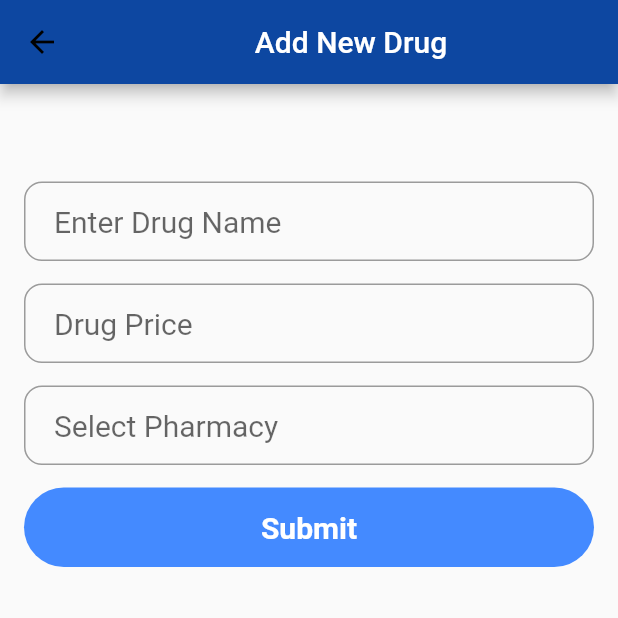
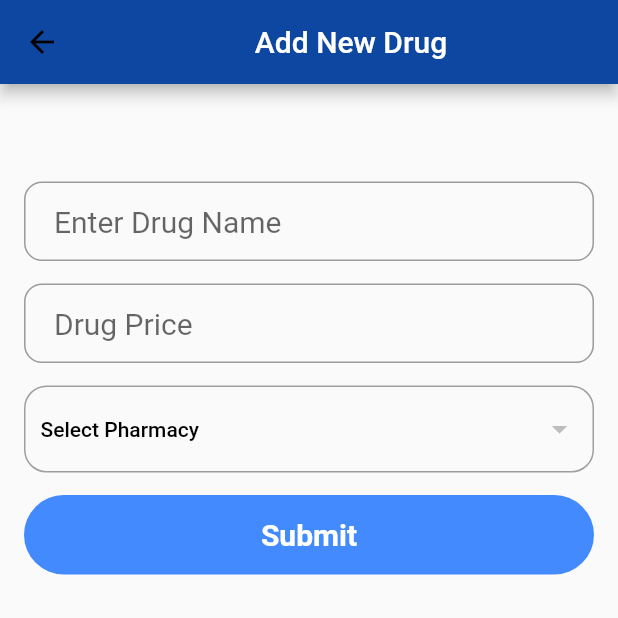
Before and after one commit to keptac/pharmifind, a Flutter app: the AddDrugs screen opened directly, after a tap on "Submit", on a phone screen of 412 x 824 dp, the top half of it. Run offline on Flutter 3.47's test engine with Material 2 defaults, Android fonts, the phone set to English and light mode, and no system bars; our stand-ins replace font_awesome_flutter, google_maps_flutter, localstorage, location; missing offline and left inert: geocoder; network calls fail; Roboto replaces fonts that are missing (Montserrat).

Commit message:
add pharmacies drop down

```diff
--- a/lib/admin/addDrug.dart
+++ b/lib/admin/addDrug.dart
@@ -1,4 +1,6 @@
 import 'package:flutter/material.dart';
+import 'package:pharmifind/pharmacies/locations.dart';
+import 'package:pharmifind/pharmacies/pharmacy_services.dart';
 import 'adminServices.dart';
 
 class AddDrugs extends StatefulWidget {
@@ -9,15 +11,18 @@ class AddDrugs extends StatefulWidget {
 class AddDrugsState extends State<AddDrugs> {
   GlobalKey<ScaffoldState> _scaffoldKey;
   var _drugName = TextEditingController();
-  var _pharmacy = TextEditingController();
   var _price = TextEditingController();
   var errorMsg = '';
+  Pharmacy selectedPharmacy;
+  List<Pharmacy> _pharmacies;
+
   TextStyle style = TextStyle(fontFamily: 'Montserrat', fontSize: 20.0);
 
   @override
   void initState() {
     super.initState();
     _scaffoldKey = GlobalKey();
+    _getPharmacies();
   }
 
   void _showSnackBar(context, message) {
@@ -28,9 +33,18 @@ class AddDrugsState extends State<AddDrugs> {
     );
   }
 
+  void _getPharmacies() {
+    PharmacyService.getPharmacies().then((pharmacies) {
+      setState(() {
+        _pharmacies = pharmacies;
+      });
+      print("Length ${pharmacies.length}");
+    });
+  }
+
   void _addNewDrug() {
     print("Adding drug");
-    AdminServices.addNewDrug(_drugName.text, _price.text, _pharmacy.text)
+    AdminServices.addNewDrug(_drugName.text, _price.text, selectedPharmacy.id)
         .then((response) {
       if (response == "success") {
         this.setState(() {
@@ -45,6 +59,46 @@ class AddDrugsState extends State<AddDrugs> {
   @override
   Widget build(BuildContext context) {
     Size deviceSize = MediaQuery.of(context).size;
+
+    final pharmaciesDropDown = Container(
+      padding: const EdgeInsets.symmetric(vertical: 4, horizontal: 10),
+      decoration: BoxDecoration(
+        borderRadius: BorderRadius.circular(15),
+        border: Border.all(
+          color: Colors.grey,
+          width: 1,
+        ),
+      ),
+      child: DropdownButton<Pharmacy>(
+        focusColor: Colors.white,
+        underline: Container(
+          margin: EdgeInsets.all(20),
+        ),
+        value: selectedPharmacy,
+        isExpanded: true,
+        style: TextStyle(color: Colors.white),
+        iconEnabledColor: Colors.black,
+        items: _pharmacies.map<DropdownMenuItem<Pharmacy>>((var pharmacy) {
+          return DropdownMenuItem<Pharmacy>(
+            value: pharmacy,
+            child: Text(
+              pharmacy.name,
+              style: TextStyle(color: Colors.black),
+            ),
+          );
+        }).toList(),
+        hint: Text(
+          "Select Pharmacy",
+          style: TextStyle(
+              color: Colors.black, fontSize: 14, fontWeight: FontWeight.w500),
+        ),
+        onChanged: (var value) {
+          setState(() {
+            selectedPharmacy = value;
+          });
+        },
+      ),
+    );
 
     final drugNameField = TextField(
       controller: _drugName,
@@ -65,17 +119,6 @@ class AddDrugsState extends State<AddDrugs> {
       decoration: InputDecoration(
           contentPadding: EdgeInsets.fromLTRB(20.0, 15.0, 20.0, 15.0),
           hintText: "Drug Price",
-          border:
-              OutlineInputBorder(borderRadius: BorderRadius.circular(12.0))),
-    );
-
-    final pharmacyField = TextField(
-      controller: _pharmacy,
-      obscureText: false,
-      style: style,
-      decoration: InputDecoration(
-          contentPadding: EdgeInsets.fromLTRB(20.0, 15.0, 20.0, 15.0),
-          hintText: "Select Pharmacy",
           border:
               OutlineInputBorder(borderRadius: BorderRadius.circular(12.0))),
     );
@@ -127,7 +170,7 @@ class AddDrugsState extends State<AddDrugs> {
                 SizedBox(height: 15.0),
                 priceField,
                 SizedBox(height: 15.0),
-                pharmacyField,
+                pharmaciesDropDown,
                 SizedBox(height: 15.0),
                 addButton,
                 // SizedBox(height: 35.0),
```
